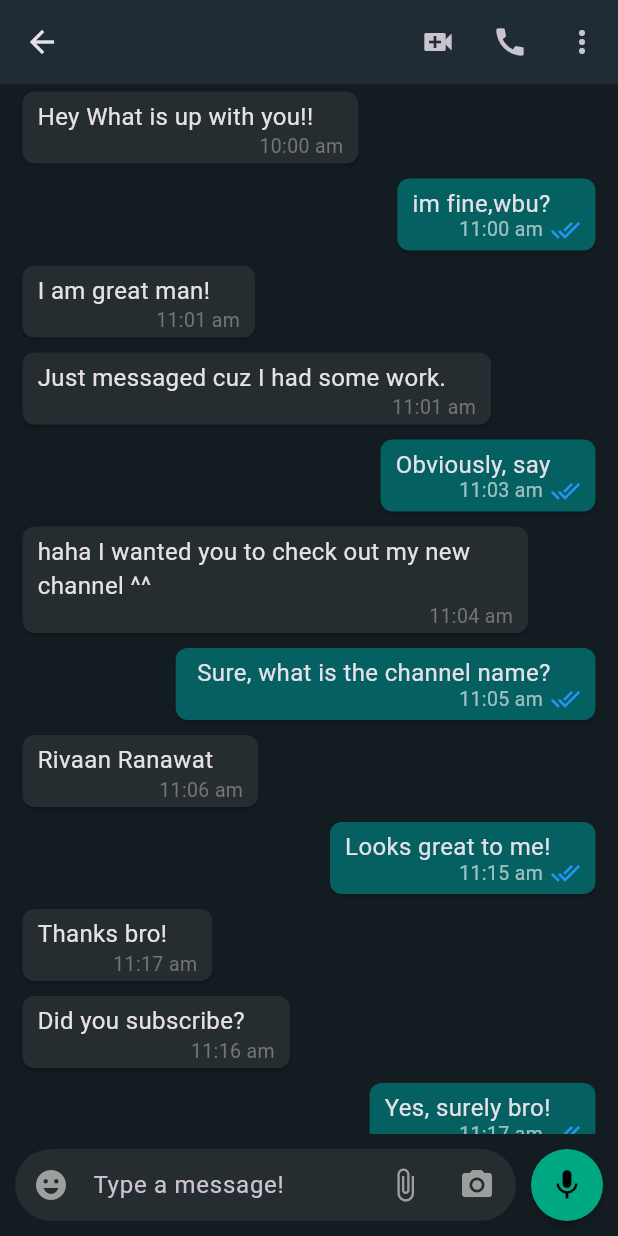
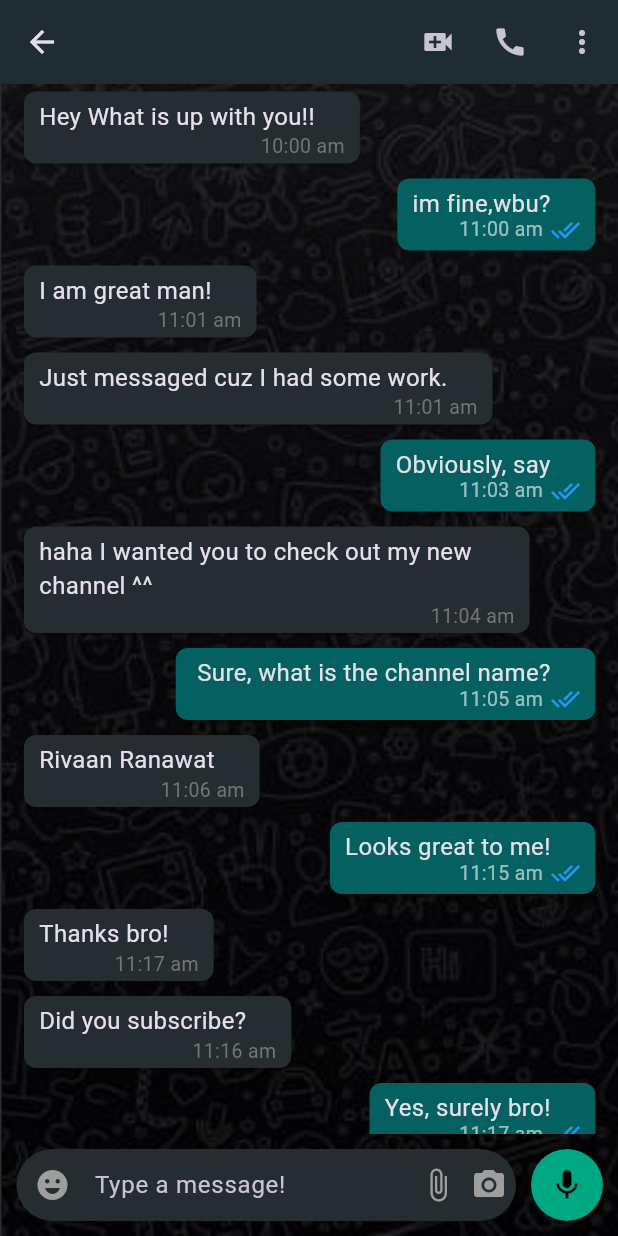
Before and after one commit to dave-lence/my_chat_app, a Flutter app: the MobileChatScreen screen opened directly with empty values, on a phone screen of 412 x 824 dp. Run offline on Flutter 3.47's test engine with Material 3 defaults, Android fonts, the phone set to English and light mode, and no system bars; our stand-ins replace firebase_core; accounts and stored records are empty.

```diff
--- a/lib/screens/mobile_chat_screen.dart
+++ b/lib/screens/mobile_chat_screen.dart
@@ -2,17 +2,23 @@ import 'package:flutter/material.dart';
 import 'package:my_chat/colors.dart';
 import 'package:my_chat/widgets/chat_list.dart';
 
-class MobileChatScreen extends StatelessWidget {
+class MobileChatScreen extends StatefulWidget {
   const MobileChatScreen({Key? key, required this.name}) : super(key: key);
   final String name;
 
+  @override
+  State<MobileChatScreen> createState() => _MobileChatScreenState();
+}
+
+class _MobileChatScreenState extends State<MobileChatScreen> {
+  TextEditingController messageComroller = TextEditingController();
   @override
   Widget build(BuildContext context) {
     return Scaffold(
       appBar: AppBar(
         backgroundColor: appBarColor,
         title: Text(
-          name,
+          widget.name,
         ),
         centerTitle: false,
         actions: [
@@ -30,7 +36,16 @@ class MobileChatScreen extends StatelessWidget {
           ),
         ],
       ),
-      body: Column(
+      body: Container(
+            decoration: const BoxDecoration(
+                border: Border(left: BorderSide(color: dividerColor)),
+                image: DecorationImage(
+                  image: AssetImage(
+                    'assets/chat-background.jpg',
+                  ),
+                  fit: BoxFit.cover,
+                )),
+        child: Column(
           children: [
             const Expanded(
               child: ChatList(),
@@ -41,6 +56,12 @@ class MobileChatScreen extends StatelessWidget {
                   child: Padding(
                     padding: const EdgeInsets.all(10.0),
                     child: TextField(
+                      controller: messageComroller,
+                      onChanged: (value) {
+                        setState(() {
+                          messageComroller.text = value;
+                        });
+                      },
                       decoration: InputDecoration(
                         filled: true,
                         fillColor: senderMessageColor,
@@ -50,22 +71,19 @@ class MobileChatScreen extends StatelessWidget {
                           color: Colors.grey,
                         ),
                         suffixIcon: Container(
-                        width: 100,
-                        child: Row(
+                          width: 70,
+                          child: const Row(
                             mainAxisAlignment: MainAxisAlignment.center,
                             children: [
-                            IconButton(
-                                onPressed: () {},
-                                icon: const Icon(
+                               Icon(
                                     Icons.attach_file,
                                     color: Colors.grey,
-                                )),
-                            IconButton(
-                                onPressed: () {},
-                                icon: const Icon(
+                                  ),
+                                  SizedBox(width: 10,),
+                         Icon(
                                     Icons.camera_alt,
                                     color: Colors.grey,
-                                )),
+                                  ),
                             ],
                           ),
                         ),
@@ -89,7 +107,12 @@ class MobileChatScreen extends StatelessWidget {
                       borderRadius: BorderRadius.circular(25)),
                   margin:const EdgeInsets.only(right: 10),
                   child: Center(
-                  child: IconButton(
+                    child: messageComroller.text.isNotEmpty ? IconButton(
+                        onPressed: () {},
+                        icon: const Icon(
+                          Icons.send,
+                          color: Colors.black,
+                        )): IconButton(
                         onPressed: () {},
                         icon: const Icon(
                           Icons.mic,
@@ -101,6 +124,7 @@ class MobileChatScreen extends StatelessWidget {
             ),
           ],
         ),
+      ),
     );
   }
 }
--- a/pubspec.yaml
+++ b/pubspec.yaml
@@ -35,6 +35,10 @@ dependencies:
   # The following adds the Cupertino Icons font to your application.
   # Use with the CupertinoIcons class for iOS style icons.
   cupertino_icons: ^1.0.2
+  firebase_core: ^2.24.2
+  firebase_auth: ^4.16.0
+  cloud_firestore: ^4.14.0
+  firebase_storage: ^11.6.0
 
 dev_dependencies:
   flutter_test:
@@ -62,6 +66,7 @@ flutter:
   assets:
     - assets/webchatbaground.jpeg
     - assets/chat-background.jpg
+    - assets/bg.jpg
 
   # An image asset can refer to one or more resolution-specific "variants", see
   # https://flutter.dev/assets-and-images/#resolution-aware
```
Also changed, not shown: lib/colors.dart (+6 -5 lines), lib/features/auth/screens/login_screen.dart (added, +89 -0 lines), lib/features/landing/landing_screen.dart (added, +67 -0 lines), lib/main.dart (+17 -10 lines), lib/rouer.dart (added, +19 -0 lines), lib/widgets/custom_buton.dart (added, +30 -0 lines), lib/widgets/error_screen.dart (added, +17 -0 lines), assets/bg.jpg (added), firebase.json (added), lib/firebase_options.dart (added), pubspec.lock, 7 other files. Lines whose indentation alone changed are shown as unchanged.
